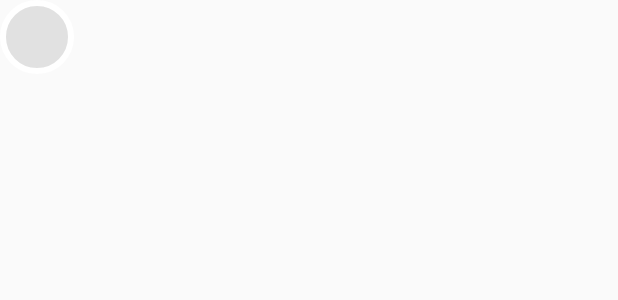
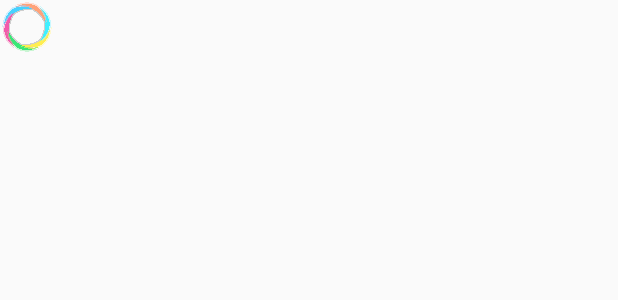
Before and after one commit to m15089256281/YaoTouch, an Android app: the layout touch_layout.xml on its own in the app's theme, with its tools: preview values and no code run, on a phone screen of 412 x 824 dp. Shown: the top 300 px of the screen. Run offline under Robolectric (Android 15) with nearby library versions, the phone set to English and light mode, and no system bars.

```diff
--- a/app/src/main/res/layout/touch_layout.xml
+++ b/app/src/main/res/layout/touch_layout.xml
@@ -1,12 +1,13 @@
 <?xml version="1.0" encoding="utf-8"?>
-<LinearLayout xmlns:android="http://schemas.android.com/apk/res/android"
+<LinearLayout
+    xmlns:android="http://schemas.android.com/apk/res/android"
     android:layout_width="wrap_content"
     android:layout_height="wrap_content">
 
     <View
         android:id="@+id/button"
-        android:layout_width="49dp"
-        android:layout_height="49dp"
-        android:background="@drawable/round_white" />
+        android:layout_width="36dp"
+        android:layout_height="36dp"
+        android:background="@drawable/rainbow"/>
 
 </LinearLayout>
```
Also changed, not shown: app/src/main/res/drawable/rainbow.png (added).
